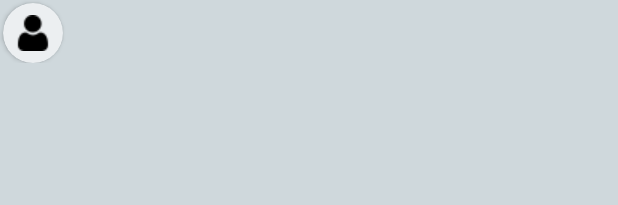
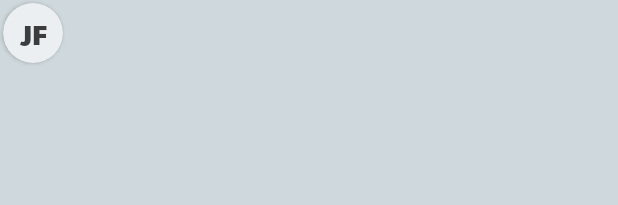
Before and after one commit to barfou/SocialNetwork, an Android app: the layout holder_user.xml on its own in the app's theme, with its tools: preview values and no code run, on a phone screen of 412 x 824 dp. Shown: the top 205 px of the screen. Run offline under Robolectric (Android 15) with nearby library versions, the phone set to English and light mode, and no system bars.

Commit message:
show user initials ok

```diff
--- a/app/src/main/java/fr/barfou/socialnetwork/ui/widget/viewholder/UserViewHolder.kt
+++ b/app/src/main/java/fr/barfou/socialnetwork/ui/widget/viewholder/UserViewHolder.kt
@@ -6,11 +6,13 @@ import android.view.ViewGroup
 import androidx.recyclerview.widget.RecyclerView
 import fr.barfou.socialnetwork.R
 import fr.barfou.socialnetwork.data.model.User
+import kotlinx.android.synthetic.main.holder_user.view.*
 
 class UserViewHolder private constructor(itemView: View) : RecyclerView.ViewHolder(itemView) {
 
     fun bind(model: User) {
         itemView.apply {
+            tv_user_pseudo.text = model.getInitials()
         }
     }
 
--- a/app/src/main/res/layout/details_fragment.xml
+++ b/app/src/main/res/layout/details_fragment.xml
@@ -46,7 +46,6 @@
             android:layout_height="33dp"
             android:layout_marginStart="10dp"
             android:text="03/05/2020"
-            app:layout_constraintBottom_toBottomOf="@id/image_creator"
             app:layout_constraintStart_toEndOf="@id/image_creator"
             app:layout_constraintTop_toBottomOf="@id/tv_username"
             tools:text="03/05/2020" />
--- a/app/src/main/res/layout/holder_user.xml
+++ b/app/src/main/res/layout/holder_user.xml
@@ -2,7 +2,8 @@
 <androidx.constraintlayout.widget.ConstraintLayout xmlns:android="http://schemas.android.com/apk/res/android"
     xmlns:app="http://schemas.android.com/apk/res-auto"
     android:layout_width="wrap_content"
-    android:layout_height="wrap_content">
+    android:layout_height="wrap_content"
+    xmlns:tools="http://schemas.android.com/tools">
 
     <androidx.cardview.widget.CardView
         android:id="@+id/circular_cardview"
@@ -13,16 +14,18 @@
         app:cardCornerRadius="20dp"
         app:layout_constraintEnd_toEndOf="parent"
         app:layout_constraintStart_toStartOf="parent"
-        app:layout_constraintTop_toTopOf="parent">
+        app:layout_constraintTop_toTopOf="parent"
+        app:layout_constraintBottom_toBottomOf="parent">
 
-        <androidx.appcompat.widget.AppCompatImageView
-            android:id="@+id/image_user"
+        <androidx.appcompat.widget.AppCompatTextView
+            style="@style/HolderUser"
+            android:id="@+id/tv_user_pseudo"
             android:layout_width="match_parent"
             android:layout_height="match_parent"
-            android:scaleType="center"
-            android:src="@drawable/user24"
+            android:layout_gravity="center"
             app:layout_constraintStart_toStartOf="parent"
-            app:layout_constraintTop_toTopOf="parent" />
+            app:layout_constraintTop_toTopOf="parent"
+            tools:text="JF"/>
 
     </androidx.cardview.widget.CardView>
 
--- a/app/src/main/res/values/styles.xml
+++ b/app/src/main/res/values/styles.xml
@@ -86,5 +86,11 @@
         <item name="android:textColor">@color/color_body1</item>
         <item name="android:gravity">center</item>
     </style>
+    <style name="HolderUser">
+        <item name="android:fontFamily">@font/paytone_regular</item>
+        <item name="android:textSize">18sp</item>
+        <item name="android:textColor">@color/color_body1</item>
+        <item name="android:gravity">center</item>
+    </style>
 
 </resources>
```
Also changed, not shown: app/src/main/res/font/paytone_regular.ttf (added).
